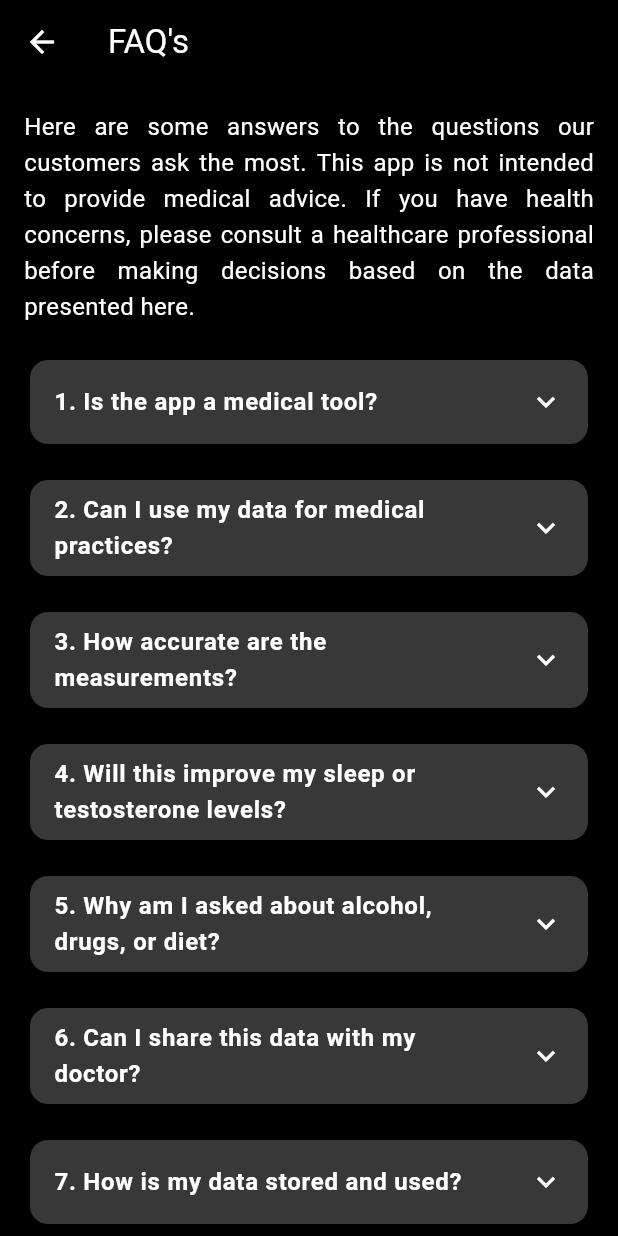
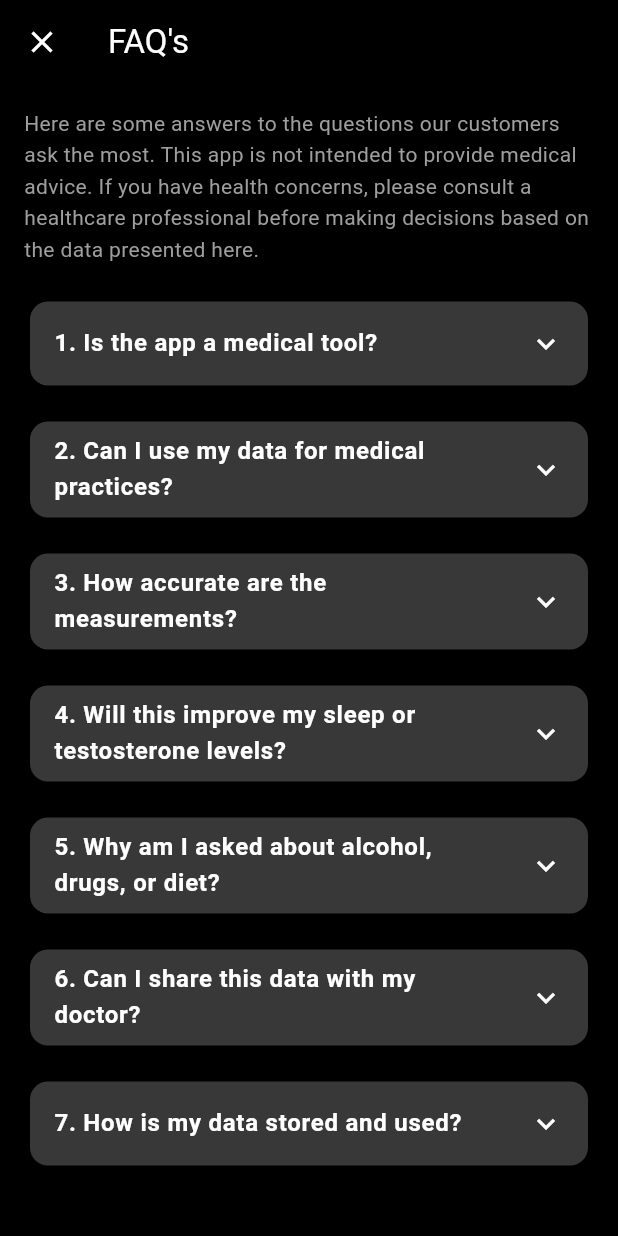
Before and after one commit to Walls-Team/mobile-hormos, a Flutter app: the FaqsPage screen opened directly, on a phone screen of 412 x 824 dp. Run offline on Flutter 3.47's test engine with Material 3 defaults, Android fonts, the phone set to English and light mode, and no system bars; our stand-ins replace flutter_localization, glassmorphism, percent_indicator, shared_preferences, syncfusion_flutter_charts; accounts and stored records are empty.

Commit message:
faqs styles modified

```diff
--- a/lib/views/faqs/faqs.dart
+++ b/lib/views/faqs/faqs.dart
@@ -9,7 +9,13 @@ class FaqsPage extends StatelessWidget {
     final localizations = AppLocalizations.of(context);
 
     return Scaffold(
-      appBar: AppBar(title: Text(localizations.faqsTitle)),
+      appBar: AppBar(
+        title: Text(localizations.faqsTitle),
+        leading: IconButton(
+          icon: Icon(Icons.close),
+          onPressed: () => Navigator.pop(context),
+        ),
+      ),
       body: SingleChildScrollView(
         padding: const EdgeInsets.all(16.0),
         child: Column(
@@ -17,15 +23,19 @@ class FaqsPage extends StatelessWidget {
           children: [
             Text(
               localizations.faqsDescription,
-              style: TextStyle(fontSize: 16),
-              textAlign:
-                  TextAlign.justify, // Justificado como text-wrap: pretty
+              style: const TextStyle(
+                color: Colors.grey,
+                fontSize: 14,
+                height: 1.5,
+              ),
+              // textAlign:
+              //     TextAlign.justify, // Justificado como text-wrap: pretty
               softWrap: true, // Habilitar salto de línea suave
               overflow: TextOverflow.visible, // Evitar el truncamiento
               strutStyle: StrutStyle(
-                fontSize: 16,
-                height: 1.0,
-                leading: 0.5, // Espaciado adicional entre líneas
+                // // fontSize: 16,
+                // height: 1.0,
+                // leading: 0.5, // Espaciado adicional entre líneas
               ),
             ),
             // Lista de preguntas frecuentes
@@ -107,11 +117,19 @@ class FaqsPage extends StatelessWidget {
               padding: const EdgeInsets.fromLTRB(16.0, 0, 16.0, 16.0),
               child: Text(
                 faq['answer']!,
-                style: TextStyle(fontSize: 14),
+
+                // style: TextStyle(fontSize: 14),ß
+                style: const TextStyle(
+                  color: Colors.grey,
+                  fontSize: 14,
+                  height: 1.5,
+                ),
+
                 textAlign:
                     TextAlign.justify, // Justificado como text-wrap: pretty
                 softWrap: true, // Habilitar salto de línea suave
                 overflow: TextOverflow.visible, // Evitar el truncamiento
+
                 strutStyle: StrutStyle(
                   fontSize: 16,
                   height: 0.5,
```
